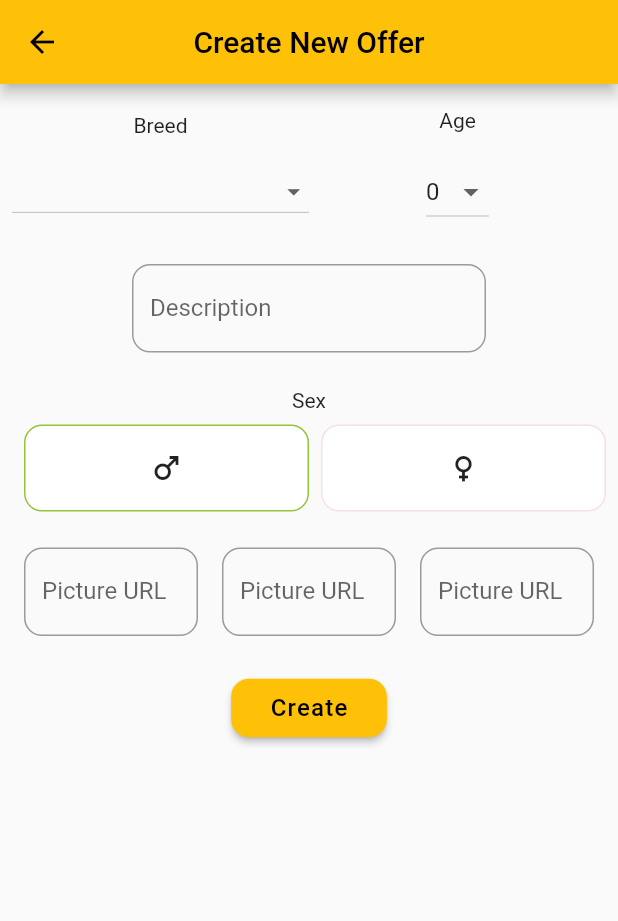
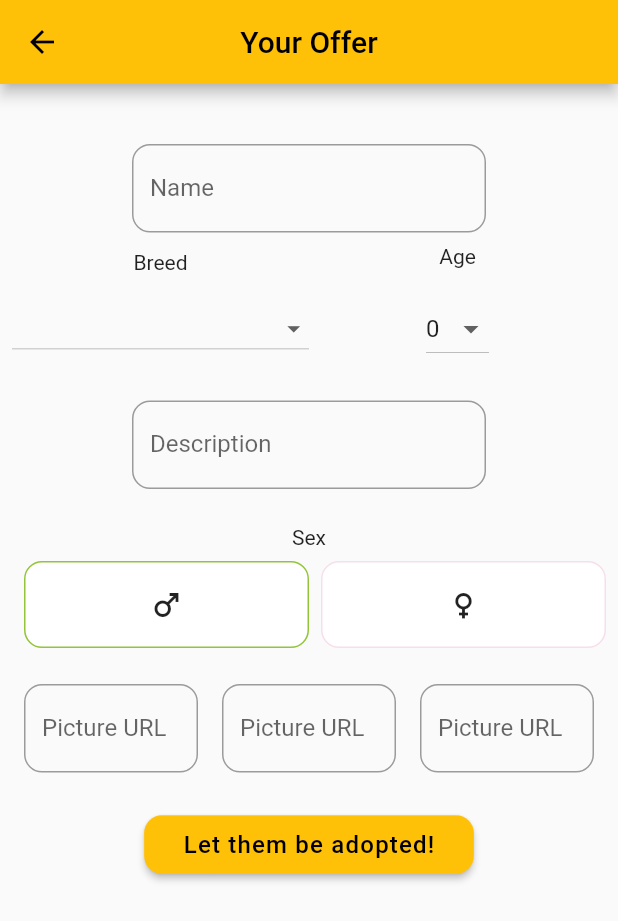
Before and after one commit to paulinaurbas/puppy.io, a Flutter app: the HomePage screen opened directly, after a tap on the "add" icon, on a phone screen of 412 x 824 dp. Shown: the top 921 px of the screen. Run offline on Flutter 3.47's test engine with Material 2 defaults, Android fonts, the phone set to English and light mode, and no system bars; our stand-ins replace bloc, cached_network_image, dio, easy_localization, email_validator, flutter_bloc and 5 more; missing offline and left inert: galleryimage; accounts and stored records are empty; generated files the repository leaves out were written again; network calls fail.

Commit message:
Update offer (#31)

```diff
--- a/puppy_io/assets/translations/en.json
+++ b/puppy_io/assets/translations/en.json
@@ -10,9 +10,10 @@
   "register": "Register!",
   "email": "Email",
   "settings": "Settings",
-  "createNewOffer": "Create New Offer",
-  "createNewOfferButton": "Create",
+  "createNewOffer": "Your Offer",
+  "createNewOfferButton": "Let them be adopted!",
   "dogDescription": "Description",
+  "dogName": "Name",
   "dogPicture": "Picture URL",
   "breed": "Breed",
   "sex": "Sex",
--- a/puppy_io/assets/translations/pl.json
+++ b/puppy_io/assets/translations/pl.json
@@ -10,9 +10,10 @@
   "register": "Zarejestruj się!",
   "email": "Email",
   "settings": "Ustawienia",
-  "createNewOffer": "Utwórz nową ofertę",
-  "createNewOfferButton": "Utwórz",
+  "createNewOffer": "Twoja oferta",
+  "createNewOfferButton": "Wystaw do adopcji",
   "dogDescription": "opis",
+  "dogName": "imię",
   "dogPicture": "zdjęcie",
   "breed": "rasa",
   "sex": "płeć",
--- a/puppy_io/lib/data/models/create_dog_offer.dart
+++ b/puppy_io/lib/data/models/create_dog_offer.dart
@@ -5,6 +5,7 @@ part 'create_dog_offer.g.dart';
 
 @JsonSerializable()
 class CreateNewOfferModel {
+  final String name;
   final int age;
   final String breed;
   final Sex sex;
@@ -12,8 +13,8 @@ class CreateNewOfferModel {
   final String description;
   final List<String> pictures;
 
-  CreateNewOfferModel(this.age, this.breed, this.sex, this.localization,
-      this.description, this.pictures);
+  CreateNewOfferModel(this.name, this.age, this.breed, this.sex,
+      this.localization, this.description, this.pictures);
 
   factory CreateNewOfferModel.fromJson(Map<String, dynamic> json) =>
       _$CreateNewOfferModelFromJson(json);
--- a/puppy_io/lib/data/models/dog.dart
+++ b/puppy_io/lib/data/models/dog.dart
@@ -8,12 +8,15 @@ class DogOffer {
   final String name;
   final int age;
   final String gender;
+  final String breed;
   final String description;
   final String ownerEmailAddress;
 
-  DogOffer(this.photoUrl, this.name, this.age, this.gender, this.description, this.ownerEmailAddress);
+  DogOffer(this.photoUrl, this.name, this.age, this.gender, this.breed,
+      this.description, this.ownerEmailAddress);
 
-  factory DogOffer.fromJson(Map<String, dynamic> json) => _$DogOfferFromJson(json);
+  factory DogOffer.fromJson(Map<String, dynamic> json) =>
+      _$DogOfferFromJson(json);
 
   Map<String, dynamic> toJson() => _$DogOfferToJson(this);
 }
--- a/puppy_io/lib/main.dart
+++ b/puppy_io/lib/main.dart
@@ -30,9 +30,7 @@ Future<void> init() async {
       () => UserRepository(getIt.get<SharedPreferencesHelper>()));
   getIt.registerFactory(() => ApiProvider());
   getIt.registerFactory(
-    () => Repository(
-      getIt.get<ApiProvider>(),
-    ),
+    () => Repository(getIt.get<ApiProvider>(), getIt.get<SharedPreferencesHelper>()),
   );
   getIt.registerFactory(
     () => AuthenticationBloc(
--- a/puppy_io/lib/screens/home/create_new_offer/bloc/create_new_offer_bloc.dart
+++ b/puppy_io/lib/screens/home/create_new_offer/bloc/create_new_offer_bloc.dart
@@ -1,5 +1,4 @@
 import 'package:bloc/bloc.dart';
-import 'package:flutter/material.dart';
 import 'package:puppy_io/data/enums/dog_offer_filtring_emuns.dart';
 import 'package:puppy_io/data/models/create_dog_offer.dart';
 import 'package:puppy_io/data/models/dog.dart';
@@ -14,6 +13,7 @@ class CreateNewOfferBloc
     required Repository repository,
   })  : _repository = repository,
         super(const CreatingNewOfferState(
+            name: '',
             age: null,
             sex: null,
             breed: '',
@@ -28,13 +28,30 @@ class CreateNewOfferBloc
     CreateNewOfferEvent event,
   ) async* {
     if (event is InitCreateNewOfferScreen) {
+      if (event.arg == null) {
         yield const CreatingNewOfferState(
+            name: '',
             age: null,
             sex: null,
             breed: '',
             description: '',
             localization: [],
             pictures: ['', '', '']);
+      } else {
+        var pic = ['', '', ''];
+        for (var i = 0; i < event.arg!.photoUrl.length; i++) {
+          pic[i] = event.arg!.photoUrl[i];
+        }
+
+        yield CreatingNewOfferState(
+            name: event.arg!.name,
+            age: event.arg!.age,
+            sex: stringToSex(event.arg!.gender),
+            breed: event.arg!.breed,
+            description: event.arg!.description,
+            localization: [],
+            pictures: pic);
+      }
     } else if (event is DogAgeChanged) {
       if (state is! CreatingNewOfferState) return;
       final currentState = state;
@@ -44,6 +61,10 @@ class CreateNewOfferBloc
       final currentState = state;
       yield (currentState as CreatingNewOfferState)
           .copyWith(breed: event.breed);
+    } else if (event is DogNameChanged) {
+      if (state is! CreatingNewOfferState) return;
+      final currentState = state;
+      yield (currentState as CreatingNewOfferState).copyWith(name: event.name);
     } else if (event is DogSexChanged) {
       if (state is! CreatingNewOfferState) return;
       final currentState = state;
@@ -59,8 +80,7 @@ class CreateNewOfferBloc
       var pictures =
           List<String>.from((currentState as CreatingNewOfferState).pictures!);
       pictures[event.pictureIndex] = event.picture;
-      yield (currentState as CreatingNewOfferState)
-          .copyWith(pictures: pictures);
+      yield currentState.copyWith(pictures: pictures);
     } else if (event is DogLocalizationChanged) {
       if (state is! CreatingNewOfferState) return;
       final currentState = state;
@@ -71,16 +91,16 @@ class CreateNewOfferBloc
       final currentState = state;
 
       final createNewOfferModel = CreateNewOfferModel(
-        (currentState as CreatingNewOfferState).age ?? 0,
+        (currentState as CreatingNewOfferState).name ?? '',
+        currentState.age ?? 0,
         currentState.breed ?? '',
         currentState.sex ?? Sex.male,
         currentState.localization ?? [],
         currentState.description ?? '',
-        currentState.pictures ?? [],
+        currentState.pictures ?? ['', '', ''],
       );
 
       final response = await _repository.createNewOffer(createNewOfferModel);
-      // TODO: Schould we return to the main screen with the refreshed list of offers?
       yield SuccessfulCreatedOfferState();
     }
   }
--- a/puppy_io/lib/screens/home/create_new_offer/bloc/create_new_offer_event.dart
+++ b/puppy_io/lib/screens/home/create_new_offer/bloc/create_new_offer_event.dart
@@ -4,7 +4,16 @@ abstract class CreateNewOfferEvent {
   const CreateNewOfferEvent();
 }
 
-class InitCreateNewOfferScreen extends CreateNewOfferEvent {}
+class InitCreateNewOfferScreen extends CreateNewOfferEvent {
+  final DogOffer? arg;
+
+  InitCreateNewOfferScreen(this.arg);
+}
+
+class DogNameChanged extends CreateNewOfferEvent {
+  final String name;
+  const DogNameChanged(this.name);
+}
 
 class DogBreedChanged extends CreateNewOfferEvent {
   final String breed;
--- a/puppy_io/lib/screens/home/create_new_offer/bloc/create_new_offer_state.dart
+++ b/puppy_io/lib/screens/home/create_new_offer/bloc/create_new_offer_state.dart
@@ -8,6 +8,7 @@ class SuccessfulCreatedOfferState extends CreateNewOfferState {}
 
 class CreatingNewOfferState extends CreateNewOfferState {
   const CreatingNewOfferState({
+    required this.name,
     required this.age,
     required this.breed,
     required this.sex,
@@ -16,6 +17,7 @@ class CreatingNewOfferState extends CreateNewOfferState {
     required this.pictures,
   });
 
+  final String? name;
   final int? age;
   final String? breed;
   final Sex? sex;
@@ -24,13 +26,15 @@ class CreatingNewOfferState extends CreateNewOfferState {
   final List<String>? pictures;
 
   CreatingNewOfferState copyWith(
-      {int? age,
+      {String? name,
+      int? age,
       String? breed,
       Sex? sex,
       List<double>? localization,
       String? description,
       List<String>? pictures}) {
     return CreatingNewOfferState(
+        name: name ?? this.name,
         age: age ?? this.age,
         breed: breed ?? this.breed,
         sex: sex ?? this.sex,
--- a/puppy_io/lib/screens/home/create_new_offer/view/create_new_offer_form.dart
+++ b/puppy_io/lib/screens/home/create_new_offer/view/create_new_offer_form.dart
@@ -1,18 +1,19 @@
 import 'package:easy_localization/easy_localization.dart';
 import 'package:flutter/material.dart';
+import 'package:flutter_bloc/flutter_bloc.dart';
 import 'package:geolocator/geolocator.dart';
-import 'package:flutter_bloc/flutter_bloc.dart';
+import 'package:puppy_io/data/enums/dog_offer_filtring_emuns.dart';
 import 'package:puppy_io/generated/locale_keys.g.dart';
-import 'package:puppy_io/data/enums/dog_offer_filtring_emuns.dart';
-import 'package:puppy_io/widgets/primary_button.dart';
 import 'package:puppy_io/helpers/colors/puppy_io_colors.dart';
 import 'package:puppy_io/screens/home/create_new_offer/bloc/create_new_offer_bloc.dart';
 import 'package:puppy_io/screens/home/home_main_screen/widgets/tile_with_icon.dart';
+import 'package:puppy_io/widgets/primary_button.dart';
 
 class CreateNewOfferForm extends StatelessWidget {
   static Route route() {
     return MaterialPageRoute<void>(builder: (_) => const CreateNewOfferForm());
   }
+
 
   static List<String> breedList = [
     LocaleKeys.borderCollie,
@@ -82,6 +83,17 @@ class CreateNewOfferForm extends StatelessWidget {
             child: SingleChildScrollView(
               child: Column(
                 children: [
+                  const SizedBox(
+                    height: 16,
+                  ),
+                  Row(
+                    children: [
+                      Expanded(
+                        flex: 7,
+                        child: NameTextField(),
+                      )
+                    ],
+                  ),
                   Row(
                     children: [
                       Expanded(
@@ -317,24 +329,96 @@ class CreateNewOfferButton extends StatelessWidget {
   }
 }
 
-class DescriptionTextField extends StatelessWidget {
+class NameTextField extends StatefulWidget {
+  @override
+  State<NameTextField> createState() => _NameTextFieldState();
+}
+
+class _NameTextFieldState extends State<NameTextField> {
+  final myController = TextEditingController();
+
+  @override
+  void initState() {
+    super.initState();
+  }
+
+  @override
+  void dispose() {
+    myController.dispose();
+    super.dispose();
+  }
+
   @override
   Widget build(BuildContext context) {
     return Padding(
       padding: const EdgeInsets.symmetric(horizontal: 80.0, vertical: 8),
       child: BlocBuilder<CreateNewOfferBloc, CreateNewOfferState>(
-        buildWhen: (previous, current) =>
-            (previous as CreatingNewOfferState).description !=
-            (current as CreatingNewOfferState).description,
         builder: (context, state) {
           if (state is CreatingNewOfferState) {
+            if (myController.text != state.name) {
+              myController.text = state.name ?? '';
+              myController.selection = TextSelection.fromPosition(TextPosition(offset: myController.text.length));
+            }
             return TextField(
+              controller: myController,
+              key: const Key('createNowOfferForm_nameInput_textField'),
+              onChanged: (name) {
+                context.read<CreateNewOfferBloc>().add(DogNameChanged(name));
+              },
+              decoration: InputDecoration(
+                border: OutlineInputBorder(
+                  borderRadius: BorderRadius.circular(12.0),
+                  borderSide: const BorderSide(width: 1, style: BorderStyle.solid, color: Colors.black),
+                ),
+                hintStyle: TextStyle(color: Colors.grey[800]),
+                labelText: LocaleKeys.dogName.tr(),
+              ),
+            );
+          } else {
+            return Container();
+          }
+        },
+      ),
+    );
+  }
+}
+
+class DescriptionTextField extends StatefulWidget {
+  @override
+  State<DescriptionTextField> createState() => _DescriptionTextFieldState();
+}
+
+class _DescriptionTextFieldState extends State<DescriptionTextField> {
+  final myController = TextEditingController();
+
+  @override
+  void initState() {
+    super.initState();
+  }
+
+  @override
+  void dispose() {
+    myController.dispose();
+    super.dispose();
+  }
+
+  @override
+  Widget build(BuildContext context) {
+    return Padding(
+      padding: const EdgeInsets.symmetric(horizontal: 80.0, vertical: 8),
+      child: BlocBuilder<CreateNewOfferBloc, CreateNewOfferState>(
+        builder: (context, state) {
+          if (state is CreatingNewOfferState) {
+            if (myController.text != state.description) {
+              myController.text = state.description ?? '';
+              myController.selection = TextSelection.fromPosition(TextPosition(offset: myController.text.length));
+            }
+            return TextField(
+              controller: myController,
               key: const Key('createNowOfferForm_descriptionInput_textField'),
               keyboardType: TextInputType.multiline,
               maxLines: null,
-              onChanged: (description) => context
-                  .read<CreateNewOfferBloc>()
-                  .add(DogDescriptionChanged(description)),
+              onChanged: (description) => context.read<CreateNewOfferBloc>().add(DogDescriptionChanged(description)),
               decoration: InputDecoration(
                 border: OutlineInputBorder(
                   borderRadius: BorderRadius.circular(12.0),
@@ -354,31 +438,52 @@ class DescriptionTextField extends StatelessWidget {
   }
 }
 
-class PictureTextField extends StatelessWidget {
+class PictureTextField extends StatefulWidget {
   const PictureTextField(this.pictureIndex);
 
   final int pictureIndex;
+
+  @override
+  State<PictureTextField> createState() => _PictureTextFieldState(pictureIndex);
+}
+
+class _PictureTextFieldState extends State<PictureTextField> {
+  _PictureTextFieldState(this.pictureIndex);
+  final int pictureIndex;
+
+  final myController = TextEditingController();
+
+  @override
+  void initState() {
+    super.initState();
+  }
+
+  @override
+  void dispose() {
+    myController.dispose();
+    super.dispose();
+  }
 
   @override
   Widget build(BuildContext context) {
     return Padding(
       padding: const EdgeInsets.symmetric(horizontal: 8, vertical: 8),
       child: BlocBuilder<CreateNewOfferBloc, CreateNewOfferState>(
-        buildWhen: (previous, current) =>
-            (previous as CreatingNewOfferState).pictures?[pictureIndex] !=
-            (current as CreatingNewOfferState).pictures?[pictureIndex],
         builder: (context, state) {
           if (state is CreatingNewOfferState) {
+            if (myController.text != state.pictures?[pictureIndex]) {
+              myController.text = state.pictures?[pictureIndex] ?? '';
+              myController.selection = TextSelection.fromPosition(TextPosition(offset: myController.text.length));
+            }
             return TextField(
+              controller: myController,
               key: const Key('createNowOfferForm_pictureInput_textField'),
-              onChanged: (picture) => context
-                  .read<CreateNewOfferBloc>()
-                  .add(DogPicturesChanged(picture, pictureIndex)),
+              onChanged: (picture) =>
+                  context.read<CreateNewOfferBloc>().add(DogPicturesChanged(picture, widget.pictureIndex)),
               decoration: InputDecoration(
                 border: OutlineInputBorder(
                   borderRadius: BorderRadius.circular(12.0),
-                  borderSide: const BorderSide(
-                      width: 1, style: BorderStyle.solid, color: Colors.black),
+                  borderSide: const BorderSide(width: 1, style: BorderStyle.solid, color: Colors.black),
                 ),
                 hintStyle: TextStyle(color: Colors.grey[800]),
                 labelText: LocaleKeys.dogPicture.tr(),
--- a/puppy_io/lib/screens/home/create_new_offer/view/create_new_offer_page.dart
+++ b/puppy_io/lib/screens/home/create_new_offer/view/create_new_offer_page.dart
@@ -7,9 +7,11 @@ import 'package:puppy_io/screens/home/create_new_offer/bloc/create_new_offer_blo
 import 'create_new_offer_form.dart';
 
 class CreateNewOfferPage extends StatelessWidget {
-  CreateNewOfferPage({Key? key}) : super(key: key);
+  CreateNewOfferPage({this.arg});
 
   GetIt getIt = GetIt.instance;
+
+  final OfferArg? arg;
 
   @override
   Widget build(BuildContext context) {
@@ -18,7 +20,7 @@ class CreateNewOfferPage extends StatelessWidget {
         create: (BuildContext context) {
           return getIt.get<CreateNewOfferBloc>()
             ..add(
-              InitCreateNewOfferScreen(),
+              InitCreateNewOfferScreen(arg?.Offer),
             );
         },
         child: const CreateNewOfferForm(),
@@ -30,3 +32,9 @@ class CreateNewOfferPage extends StatelessWidget {
     return MaterialPageRoute<void>(builder: (_) => CreateNewOfferPage());
   }
 }
+
+class OfferArg {
+  final DogOffer Offer;
+
+  OfferArg(this.Offer);
+}
--- a/puppy_io/lib/screens/home/home_main_screen/bloc/home_screen_main_bloc.dart
+++ b/puppy_io/lib/screens/home/home_main_screen/bloc/home_screen_main_bloc.dart
@@ -62,7 +62,7 @@ class HomeScreenMainBloc extends Bloc<HomeScreenMainEvent, HomeScreenMainState>
         breed: currentState.breed,
         localizationRange: getDistance(currentState.distance),
         localization: listWithLatLon,
-        isMale: getSex(currentState.sex),
+        isMale: getIsFemale(currentState.sex),
       );
 
       if (state is! FilteringOfferDogsState) return;
```
Also changed, not shown: puppy_io/lib/data/api_provider.dart (+4 -5 lines), puppy_io/lib/data/enums/dog_offer_filtring_emuns.dart (+24 -1 lines), puppy_io/lib/data/repository.dart (+12 -41 lines), puppy_io/lib/screens/home/home_main_screen/widgets/single_dog_offer.dart (+18 -5 lines), puppy_io/lib/data/models/create_dog_offer.g.dart, puppy_io/lib/data/models/dog.g.dart, puppy_io/lib/generated/locale_keys.g.dart. Lines whose indentation alone changed are shown as unchanged.
